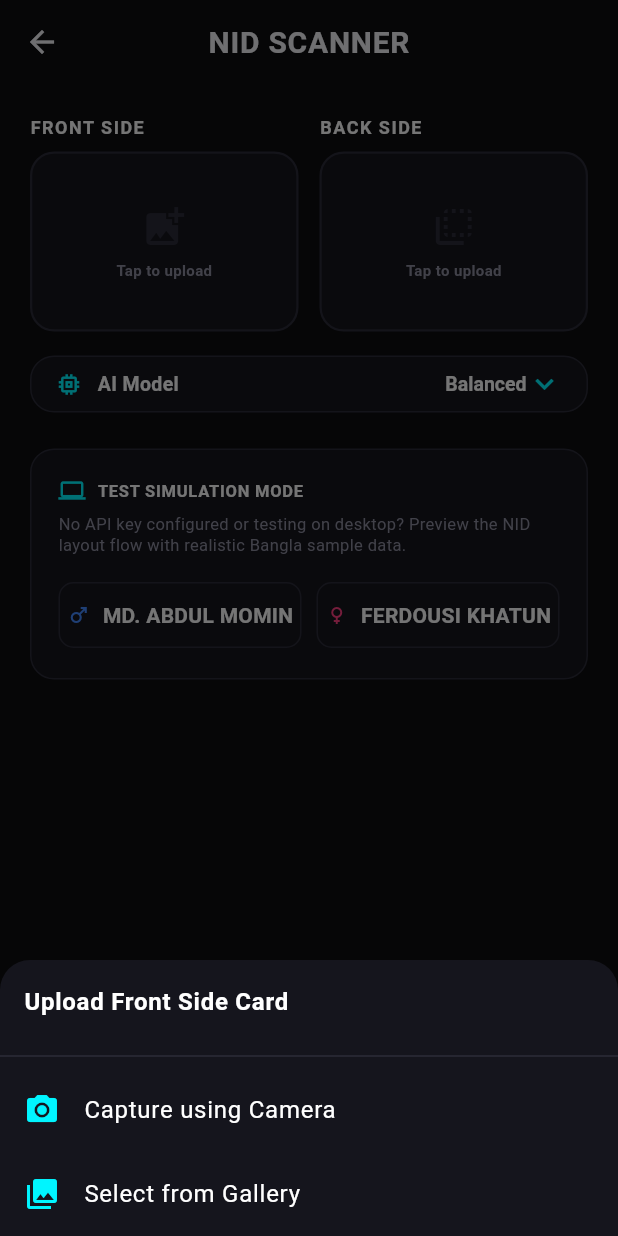
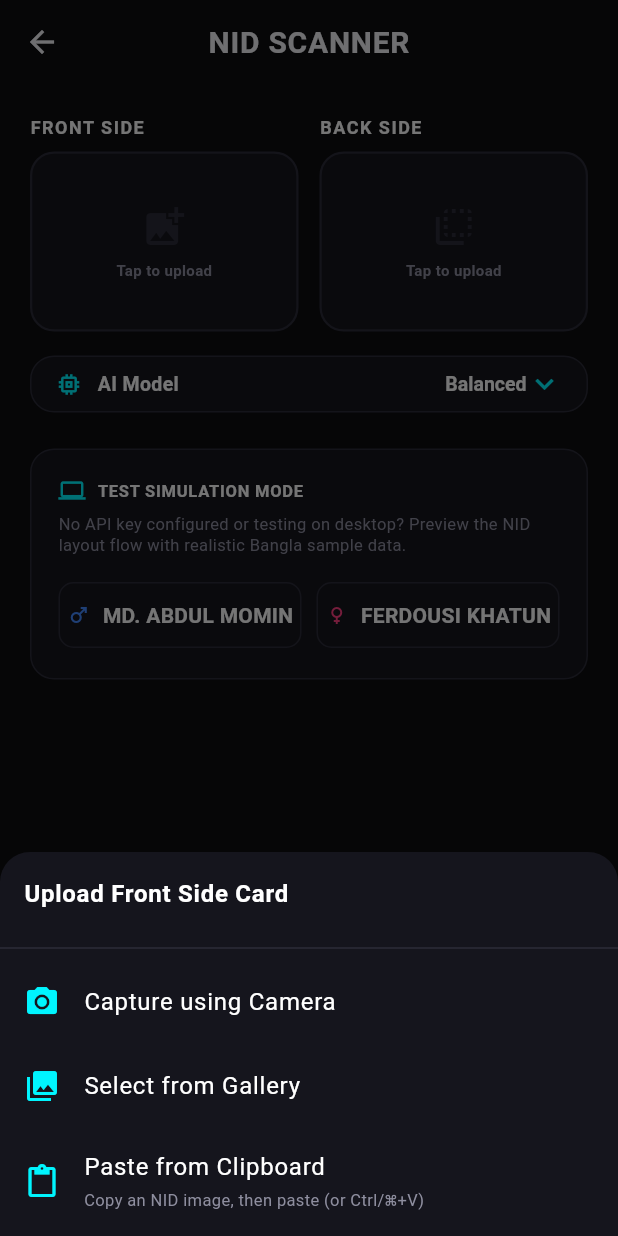
Before and after one commit to shohag7552/Id_card_scanner, a Flutter app: the ScanPage screen opened directly, after a tap on "Tap to upload", on a phone screen of 412 x 824 dp. Run offline on Flutter 3.47's test engine with Material 3 defaults, Android fonts, the phone set to English and light mode, and no system bars; our stand-ins replace barcode_widget, image_picker, pdf, share_plus, web; missing offline and left inert: dart:html, dart:js_interop, downloadsfolder, google_mlkit_face_detection, pasteboard.

Commit message:
Implement clipboard image paste functionality for web and desktop; enhance UI for pasting images into NID scanner

```diff
--- a/lib/pages/scan_page.dart
+++ b/lib/pages/scan_page.dart
@@ -1,9 +1,12 @@
 import 'package:flutter/foundation.dart';
 import 'package:flutter/material.dart';
+import 'package:flutter/services.dart';
 import 'package:image_picker/image_picker.dart';
+import 'package:pasteboard/pasteboard.dart';
 import '../models/card_info.dart';
 import '../services/gemini_nid_service.dart';
 import '../services/face_cropper.dart';
+import '../services/web_image_paste.dart';
 import '../theme/app_theme.dart';
 import 'card_editor_page.dart';
 import '../widgets/card_template_widgets.dart';
@@ -28,6 +31,10 @@ class _ScanPageState extends State<ScanPage> with SingleTickerProviderStateMixin
   bool _isScanning = false;
   bool _hasScanned = false;
 
+  /// Web only: which side a user "armed" by tapping Paste. The next Ctrl/⌘+V
+  /// drops the image there. null = nothing armed; true = front; false = back.
+  bool? _pasteTargetFront;
+
   /// Currently selected Gemini model id (kept in sync with the shared
   /// [GeminiNidService.selectedModelId]).
   String _selectedModelId = GeminiNidService.selectedModelId;
@@ -40,6 +47,9 @@ class _ScanPageState extends State<ScanPage> with SingleTickerProviderStateMixin
   @override
   void initState() {
     super.initState();
+    // On web, capture native Ctrl/⌘+V paste events (handles copied image files
+    // and screenshots across all browsers). No-op on other platforms.
+    WebImagePaste.start(_onWebPastedImages);
     _laserController = AnimationController(
       vsync: this,
       duration: const Duration(seconds: 2),
@@ -51,8 +61,89 @@ class _ScanPageState extends State<ScanPage> with SingleTickerProviderStateMixin
 
   @override
   void dispose() {
+    WebImagePaste.stop();
     _laserController.dispose();
     super.dispose();
+  }
+
+  // ---------------------------------------------------------------------------
+  // Clipboard paste — mirrors the batch scanner. Copied NID images can be pasted
+  // into the FRONT or BACK slot (Ctrl/⌘+V or the "Paste" source option) in
+  // addition to camera/gallery. Never throws; existing pick flow is unaffected.
+  // ---------------------------------------------------------------------------
+
+  Future<Uint8List?> _clipboardImage() async {
+    try {
+      return await Pasteboard.image;
+    } catch (e) {
+      debugPrint('Clipboard image read error: $e');
+      return null;
+    }
+  }
+
+  void _setSideImage(bool isFront, Uint8List bytes) {
+    setState(() {
+      if (isFront) {
+        _frontImagePath = 'pasted_front.png';
+        _frontBytes = bytes;
+      } else {
+        _backImagePath = 'pasted_back.png';
+        _backBytes = bytes;
+      }
+      _hasScanned = false;
+      _pasteTargetFront = null;
+    });
+  }
+
+  /// Pastes a clipboard image into the [isFront] slot. Works directly for copied
+  /// image *content* (screenshots) on every platform; on web a copied *file*
+  /// can't be read from a tap, so we "arm" the slot for the next Ctrl/⌘+V.
+  Future<void> _pasteImage({required bool isFront}) async {
+    if (_isScanning) return;
+    final bytes = await _clipboardImage();
+    if (bytes != null) {
+      _setSideImage(isFront, bytes);
+      return;
+    }
+    if (kIsWeb) {
+      setState(() => _pasteTargetFront = isFront);
+      _toast('Press Ctrl/⌘+V to paste your copied image into the '
+          '${isFront ? 'FRONT' : 'BACK'} side.');
+      return;
+    }
+    _toast('No image found in the clipboard. Copy an NID image first.');
+  }
+
+  /// The side a plain (un-armed) paste should fill: the armed slot if any, else
+  /// the first EMPTY slot (front if empty, otherwise back), so a second paste
+  /// naturally lands on the back instead of overwriting the front.
+  bool _defaultPasteSide() =>
+      _pasteTargetFront ?? (_frontBytes == null ? true : false);
+
+  /// Handles images pasted via the browser (web). If two images are pasted
+  /// together (front+back copied at once) they fill both sides; otherwise the
+  /// image goes to the armed slot, or the first empty slot.
+  void _onWebPastedImages(List<Uint8List> images) {
+    if (!mounted || _isScanning || images.isEmpty) return;
+    if (_pasteTargetFront == null && images.length > 1) {
+      setState(() {
+        _frontImagePath = 'pasted_front.png';
+        _frontBytes = images[0];
+        _backImagePath = 'pasted_back.png';
+        _backBytes = images[1];
+        _hasScanned = false;
+      });
+      _toast('Pasted front + back.');
+      return;
+    }
+    final side = _defaultPasteSide();
+    _setSideImage(side, images.first);
+    _toast('Pasted into the ${side ? 'FRONT' : 'BACK'} side.');
+  }
+
+  void _toast(String message) {
+    if (!mounted) return;
+    ScaffoldMessenger.of(context).showSnackBar(SnackBar(content: Text(message)));
   }
 
   Future<void> _pickImage(ImageSource source, {required bool isFront}) async {
@@ -222,7 +313,20 @@ class _ScanPageState extends State<ScanPage> with SingleTickerProviderStateMixin
       appBar: AppBar(
         title: const Text('NID SCANNER'),
       ),
-      body: SingleChildScrollView(
+      // Desktop: Ctrl/⌘+V pastes into the armed side (or FRONT). On web the
+      // native paste handler (WebImagePaste) handles Ctrl/⌘+V instead.
+      body: CallbackShortcuts(
+        bindings: kIsWeb
+            ? const <ShortcutActivator, VoidCallback>{}
+            : {
+                const SingleActivator(LogicalKeyboardKey.keyV, control: true): () =>
+                    _pasteImage(isFront: _defaultPasteSide()),
+                const SingleActivator(LogicalKeyboardKey.keyV, meta: true): () =>
+                    _pasteImage(isFront: _defaultPasteSide()),
+              },
+        child: Focus(
+          autofocus: true,
+          child: SingleChildScrollView(
         child: Padding(
           padding: const EdgeInsets.all(20.0),
           child: ResponsiveCenter(
@@ -266,6 +370,8 @@ class _ScanPageState extends State<ScanPage> with SingleTickerProviderStateMixin
           ),
         ),
       ),
+        ), // Focus
+      ), // CallbackShortcuts
     );
   }
 
@@ -300,6 +406,16 @@ class _ScanPageState extends State<ScanPage> with SingleTickerProviderStateMixin
                   _pickImage(ImageSource.gallery, isFront: isFront);
                 },
               ),
+              ListTile(
+                leading: const Icon(Icons.content_paste, color: AppTheme.secondary),
+                title: const Text('Paste from Clipboard', style: TextStyle(color: Colors.white)),
+                subtitle: const Text('Copy an NID image, then paste (or Ctrl/⌘+V)',
+                    style: TextStyle(color: AppTheme.textSecondary, fontSize: 11)),
+                onTap: () {
+                  Navigator.pop(context);
+                  _pasteImage(isFront: isFront);
+                },
+              ),
             ],
           ),
         );
@@ -312,6 +428,8 @@ class _ScanPageState extends State<ScanPage> with SingleTickerProviderStateMixin
     final bytes = isFront ? _frontBytes : _backBytes;
     final hasImage = path != null;
     final isMock = path?.contains('mock') ?? false;
+    // Web: this slot is waiting for a Ctrl/⌘+V after the user tapped Paste.
+    final armed = _pasteTargetFront == isFront;
 
     return Expanded(
       child: Column(
@@ -335,8 +453,10 @@ class _ScanPageState extends State<ScanPage> with SingleTickerProviderStateMixin
                 color: AppTheme.surfaceBg,
                 borderRadius: BorderRadius.circular(16),
                 border: Border.all(
-                  color: hasImage ? AppTheme.secondary : AppTheme.borderCol,
-                  width: 1.5,
+                  color: armed
+                      ? AppTheme.secondary
+                      : (hasImage ? AppTheme.secondary : AppTheme.borderCol),
+                  width: armed ? 2 : 1.5,
                 ),
                 boxShadow: [
                   if (_isScanning && hasImage)
@@ -360,15 +480,17 @@ class _ScanPageState extends State<ScanPage> with SingleTickerProviderStateMixin
                           mainAxisAlignment: MainAxisAlignment.center,
                           children: [
                             Icon(
-                              isFront ? Icons.add_photo_alternate : Icons.flip_to_back,
+                              armed
+                                  ? Icons.content_paste_go
+                                  : (isFront ? Icons.add_photo_alternate : Icons.flip_to_back),
                               size: 32,
-                              color: AppTheme.borderCol,
+                              color: armed ? AppTheme.secondary : AppTheme.borderCol,
                             ),
                             const SizedBox(height: 6),
-                            const Text(
-                              'Tap to upload',
+                            Text(
+                              armed ? 'Press Ctrl/⌘+V' : 'Tap to upload',
                               style: TextStyle(
-                                color: AppTheme.textSecondary,
+                                color: armed ? AppTheme.secondary : AppTheme.textSecondary,
                                 fontSize: 10,
                                 fontWeight: FontWeight.bold,
                               ),
```
Also changed, not shown: 1 other file.
